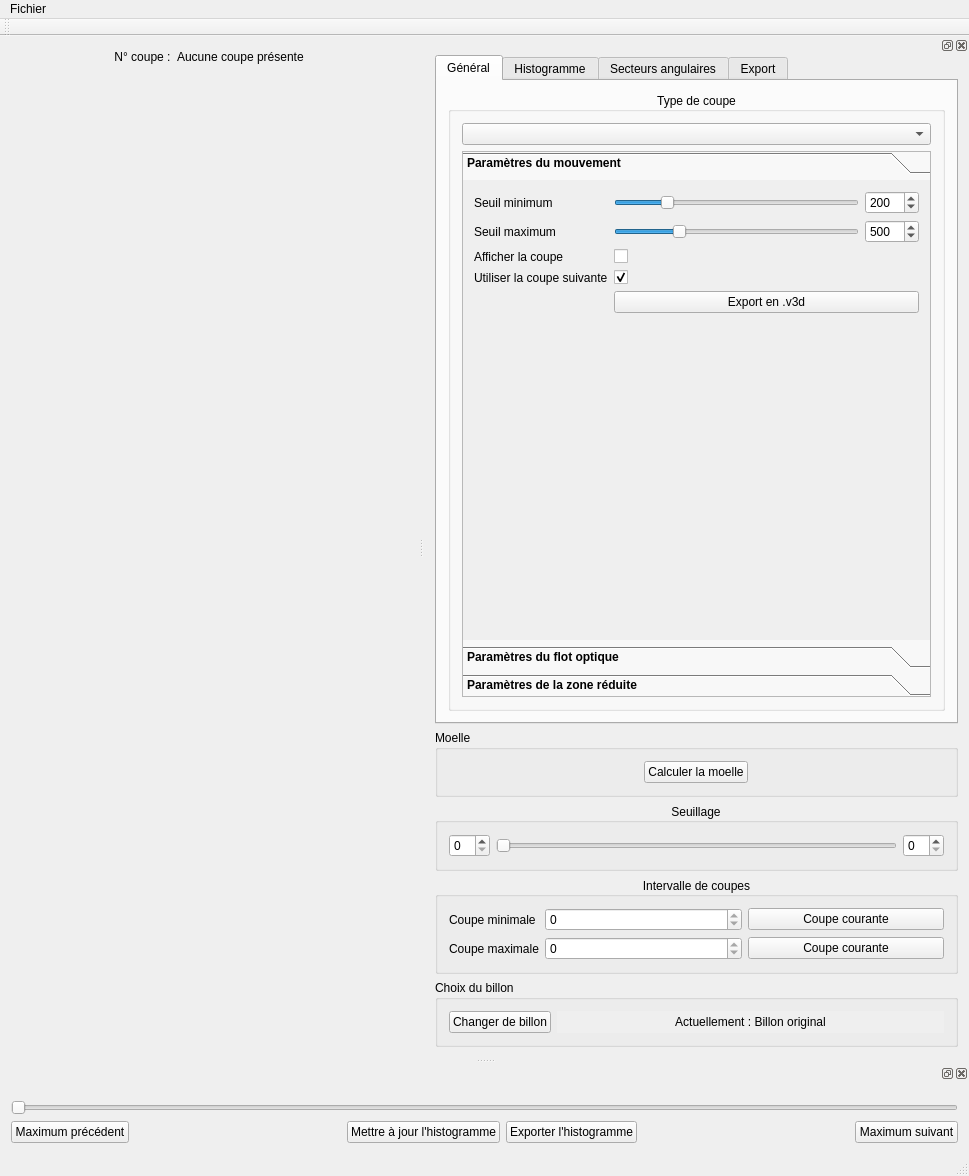
Qt form ui/mainwindow.ui (akrah/TKDetection) before a commit.
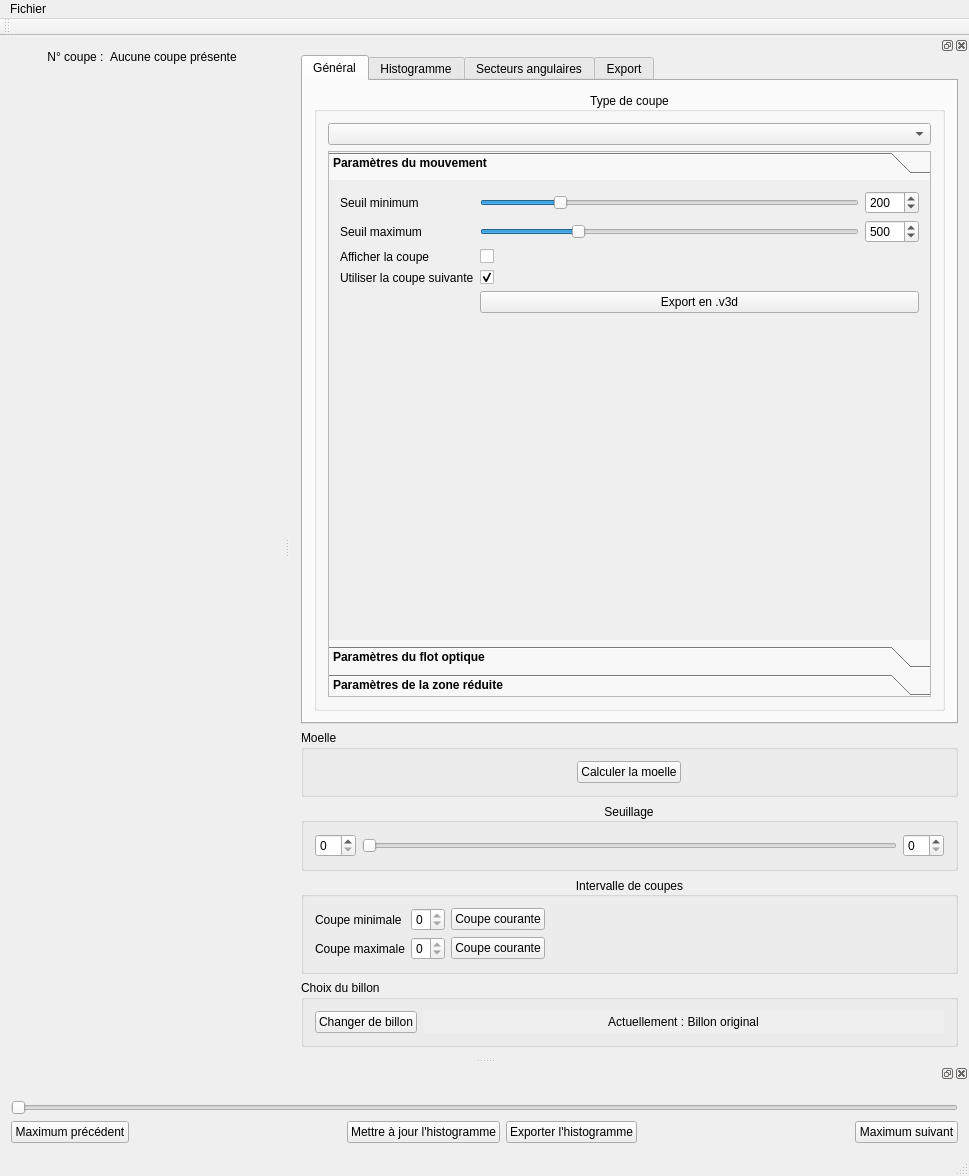
The same form after that commit. The open tabs and pages were chosen to show the change. Custom widgets are drawn as their Qt base class.

Commit message: Rajout dans l'interface

What changed in the file:
```diff
--- a/ui/mainwindow.ui
+++ b/ui/mainwindow.ui
@@ -104,8 +104,8 @@
           <rect>
            <x>0</x>
            <y>0</y>
-           <width>403</width>
-           <height>922</height>
+           <width>263</width>
+           <height>923</height>
           </rect>
          </property>
          <layout class="QHBoxLayout" name="horizontalLayout_8">
@@ -171,7 +171,7 @@
   <widget class="QDockWidget" name="dockWidget_2">
    <property name="minimumSize">
     <size>
-     <width>545</width>
+     <width>679</width>
      <height>970</height>
     </size>
    </property>
@@ -227,8 +227,8 @@
                 <rect>
                  <x>0</x>
                  <y>0</y>
-                 <width>477</width>
-                 <height>328</height>
+                 <width>443</width>
+                 <height>349</height>
                 </rect>
                </property>
                <attribute name="label">
@@ -1413,6 +1413,9 @@
         <set>Qt::AlignCenter</set>
        </property>
        <layout class="QFormLayout" name="formLayout_3">
+        <property name="fieldGrowthPolicy">
+         <enum>QFormLayout::FieldsStayAtSizeHint</enum>
+        </property>
         <item row="0" column="0">
          <widget class="QLabel" name="label_7">
           <property name="text">
@@ -1608,6 +1611,11 @@
  </widget>
  <layoutdefault spacing="6" margin="11"/>
  <customwidgets>
+  <customwidget>
+   <class>QxtSpanSlider</class>
+   <extends>QSlider</extends>
+   <header>QxtSpanSlider</header>
+  </customwidget>
   <customwidget>
    <class>QwtPlot</class>
    <extends>QFrame</extends>
@@ -1620,11 +1628,6 @@
    <header>qwt_polar_plot.h</header>
    <container>1</container>
   </customwidget>
-  <customwidget>
-   <class>QxtSpanSlider</class>
-   <extends>QSlider</extends>
-   <header>QxtSpanSlider</header>
-  </customwidget>
  </customwidgets>
  <tabstops>
   <tabstop>_scrollSliceView</tabstop>
```
Left out of the diff: 21 changed lines with no effect on the pictures. The commit also changes 2 other files.
